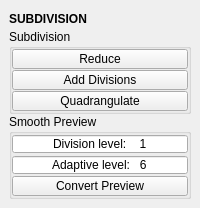
First picture: the form in tentacle/ui/subdivision.ui, repository m3trik/tentacle, before the edit.
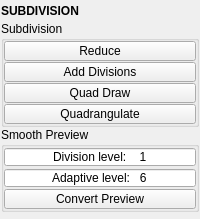
Second picture: the form after the edit. Custom widgets are drawn as their Qt base class.

Diff of the .ui file:
```diff
--- a/tentacle/ui/subdivision.ui
+++ b/tentacle/ui/subdivision.ui
@@ -10,7 +10,7 @@
     <x>0</x>
     <y>0</y>
     <width>200</width>
-    <height>207</height>
+    <height>219</height>
    </rect>
   </property>
   <property name="tabShape">
@@ -30,6 +30,18 @@
     </size>
    </property>
    <layout class="QVBoxLayout" name="verticalLayout_2">
+    <property name="leftMargin">
+     <number>1</number>
+    </property>
+    <property name="topMargin">
+     <number>1</number>
+    </property>
+    <property name="rightMargin">
+     <number>1</number>
+    </property>
+    <property name="bottomMargin">
+     <number>1</number>
+    </property>
     <item>
      <layout class="QVBoxLayout" name="verticalLayout">
       <property name="spacing">
@@ -174,6 +186,37 @@
            </property>
           </widget>
          </item>
+         <item>
+          <widget class="QPushButton" name="b028">
+           <property name="enabled">
+            <bool>true</bool>
+           </property>
+           <property name="minimumSize">
+            <size>
+             <width>0</width>
+             <height>20</height>
+            </size>
+           </property>
+           <property name="maximumSize">
+            <size>
+             <width>16777215</width>
+             <height>20</height>
+            </size>
+           </property>
+           <property name="toolTip">
+            <string>Enter quad draw tool</string>
+           </property>
+           <property name="text">
+            <string>Quad Draw</string>
+           </property>
+           <property name="iconSize">
+            <size>
+             <width>18</width>
+             <height>18</height>
+            </size>
+           </property>
+          </widget>
+         </item>
          <item>
           <widget class="QPushButton" name="b000">
            <property name="enabled">
```
